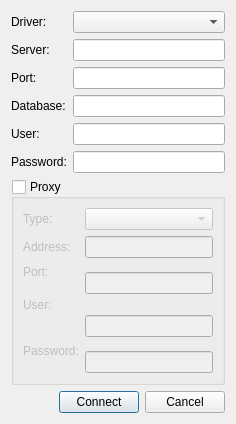
Old version of the form src/gui/ui/SqlConnectionDialog.ui in the repository Ascent-Group/visual-db.
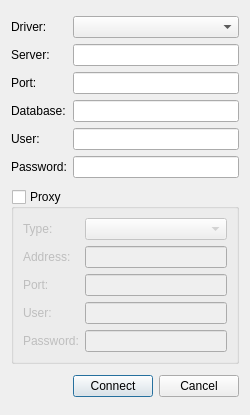
New version of the form.

Diff of the .ui file:
```diff
--- a/src/gui/ui/SqlConnectionDialog.ui
+++ b/src/gui/ui/SqlConnectionDialog.ui
@@ -6,14 +6,26 @@
    <rect>
     <x>0</x>
     <y>0</y>
-    <width>236</width>
-    <height>424</height>
+    <width>250</width>
+    <height>415</height>
    </rect>
   </property>
+  <property name="sizePolicy">
+   <sizepolicy hsizetype="Preferred" vsizetype="Fixed">
+    <horstretch>0</horstretch>
+    <verstretch>0</verstretch>
+   </sizepolicy>
+  </property>
+  <property name="maximumSize">
+   <size>
+    <width>16777215</width>
+    <height>415</height>
+   </size>
+  </property>
   <property name="windowTitle">
    <string>Connect to db</string>
   </property>
-  <layout class="QVBoxLayout" name="verticalLayout">
+  <layout class="QVBoxLayout" name="verticalLayout" stretch="0,0,0">
    <item>
     <layout class="QGridLayout" name="gridLayout">
      <item row="0" column="0">
@@ -87,15 +99,32 @@
    </item>
    <item>
     <widget class="QGroupBox" name="mUseProxyBox">
+     <property name="sizePolicy">
+      <sizepolicy hsizetype="Expanding" vsizetype="Fixed">
+       <horstretch>0</horstretch>
+       <verstretch>0</verstretch>
+      </sizepolicy>
+     </property>
+     <property name="layoutDirection">
+      <enum>Qt::LeftToRight</enum>
+     </property>
+     <property name="inputMethodHints">
+      <set>Qt::ImhNone</set>
+     </property>
      <property name="title">
       <string>Proxy</string>
      </property>
+     <property name="flat">
+      <bool>false</bool>
+     </property>
      <property name="checkable">
       <bool>true</bool>
      </property>
      <property name="checked">
       <bool>false</bool>
      </property>
+     <layout class="QVBoxLayout" name="verticalLayout_2">
+      <item>
      <layout class="QGridLayout" name="gridLayout_2">
       <item row="0" column="0">
        <widget class="QLabel" name="mProxyTypeLabel">
@@ -117,35 +146,37 @@
       <item row="1" column="1">
        <widget class="QLineEdit" name="mProxyHostNameEdit"/>
       </item>
-      <item row="2" column="1" rowspan="2">
+        <item row="2" column="0">
+         <widget class="QLabel" name="mProxyPortLabel">
+          <property name="text">
+           <string>Port:</string>
+          </property>
+         </widget>
+        </item>
+        <item row="2" column="1">
        <widget class="QLineEdit" name="mProxyPortEdit"/>
       </item>
-      <item row="3" column="0" rowspan="2">
+        <item row="3" column="0">
        <widget class="QLabel" name="mProxyUserLabel">
         <property name="text">
          <string>User:</string>
         </property>
        </widget>
       </item>
-      <item row="4" column="1" rowspan="2">
+        <item row="3" column="1">
        <widget class="QLineEdit" name="mProxyUserEdit"/>
       </item>
-      <item row="5" column="0" rowspan="2">
+        <item row="4" column="0">
        <widget class="QLabel" name="mProxyPasswordLabel">
         <property name="text">
          <string>Password:</string>
         </property>
        </widget>
       </item>
-      <item row="6" column="1">
+        <item row="4" column="1">
        <widget class="QLineEdit" name="mProxyPasswordEdit"/>
       </item>
-      <item row="2" column="0">
-       <widget class="QLabel" name="mProxyPortLabel">
-        <property name="text">
-         <string>Port:</string>
-        </property>
-       </widget>
+       </layout>
       </item>
      </layout>
     </widget>
```
Left out of the diff: 10 changed lines with no effect on the pictures. Lines whose indentation alone changed are shown as unchanged.
